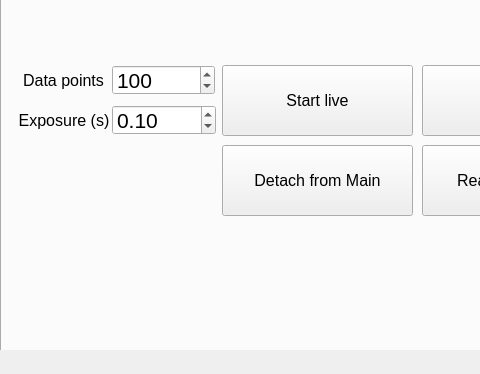
Above: src/Confocal_GUI/gui/GUI.ui from QuantumshWu/Confocal-GUI before the change; both pictures show x 0 to 480 and y 476 to 850 of the 1260 by 850 pixel window. Below: the same form after it.
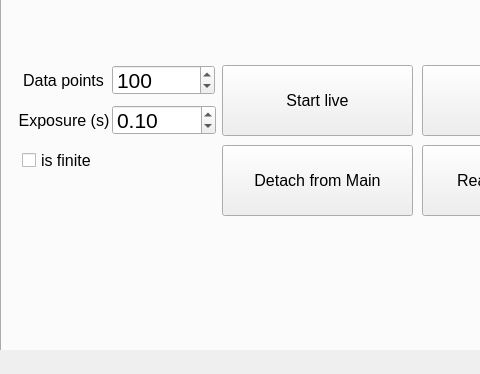
That is the form after the change. The open tabs and pages were chosen to show the change.

```diff
--- a/src/Confocal_GUI/gui/GUI.ui
+++ b/src/Confocal_GUI/gui/GUI.ui
@@ -1885,6 +1885,25 @@
        <set>Qt::AlignCenter</set>
       </property>
      </widget>
+     <widget class="QCheckBox" name="checkBox_is_finite">
+      <property name="geometry">
+       <rect>
+        <x>20</x>
+        <y>590</y>
+        <width>171</width>
+        <height>31</height>
+       </rect>
+      </property>
+      <property name="font">
+       <font>
+        <family>Arial</family>
+        <pointsize>12</pointsize>
+       </font>
+      </property>
+      <property name="text">
+       <string>is finite</string>
+      </property>
+     </widget>
     </widget>
    </widget>
    <widget class="QWidget" name="layoutWidget">
```
